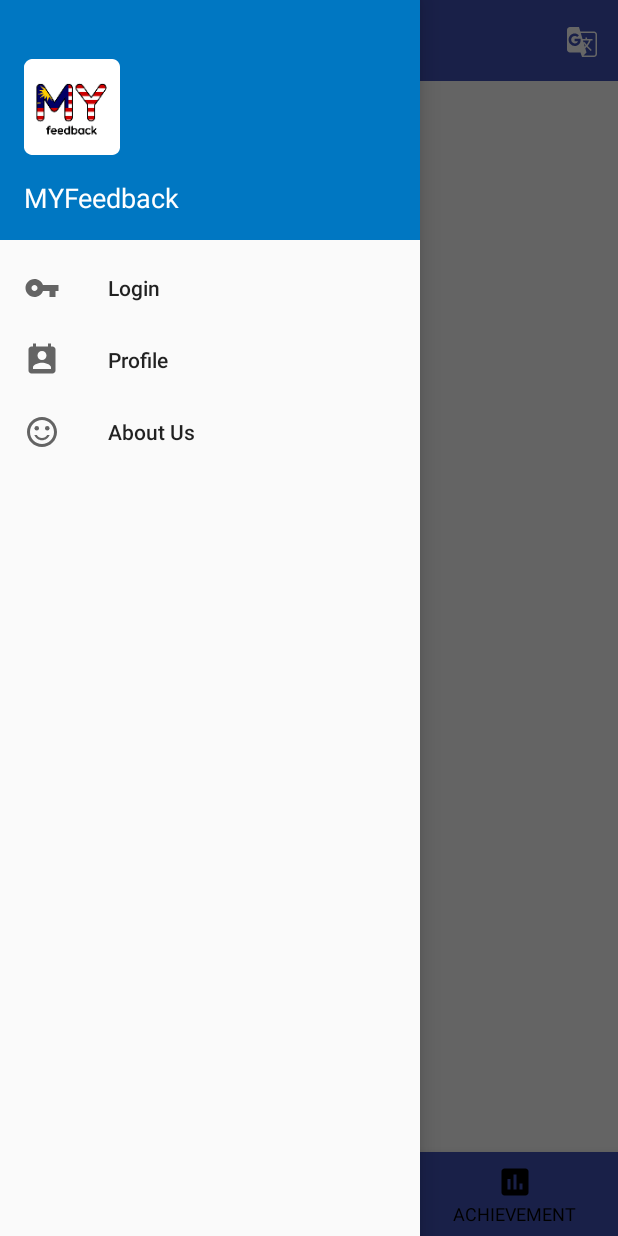
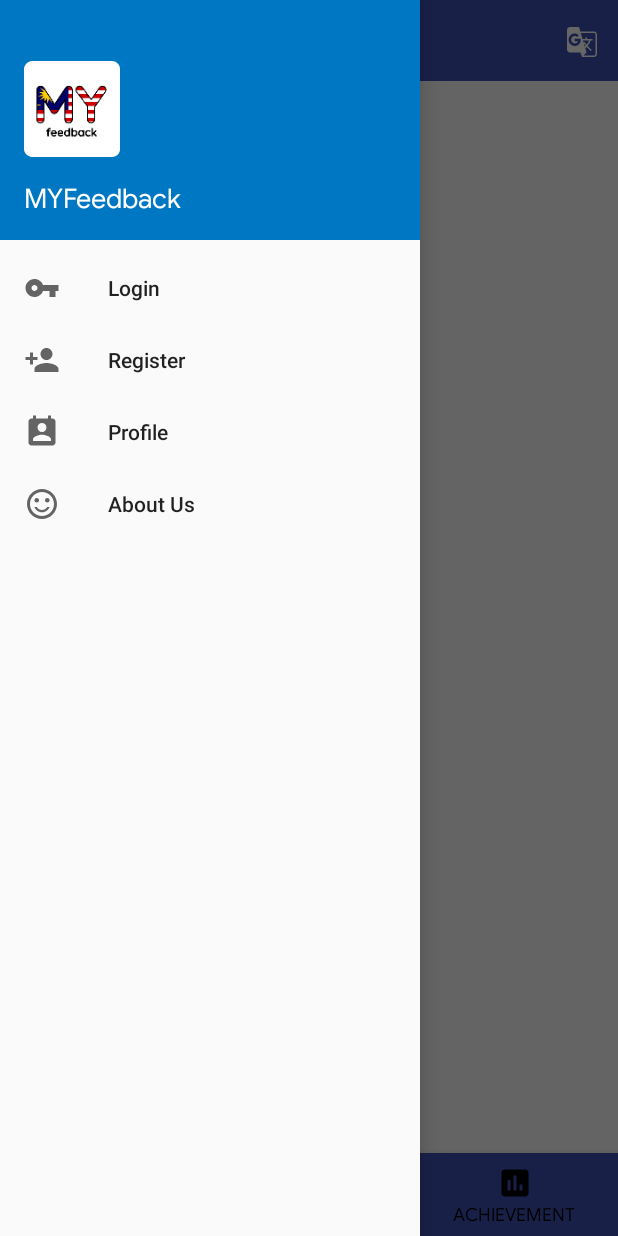
Before and after one commit to weisheng1998/MYFeedback, an Android app: the screen it shows after launch (MainActivity), with the side drawer open, on a phone screen of 412 x 824 dp. Run offline under Robolectric (Android 15) with nearby library versions, the phone set to English and light mode, and no system bars.

Commit message:
1) new menu button (register) 2) change some minor UI

```diff
--- a/app/src/main/AndroidManifest.xml
+++ b/app/src/main/AndroidManifest.xml
@@ -21,6 +21,8 @@
         <activity
             android:name=".MainActivity"
             android:launchMode="singleTop"
+            android:hardwareAccelerated="true"
+            android:screenOrientation="sensorPortrait"
             android:theme="@style/AppTheme" />
         <activity android:name=".AboutUsActivity" />
         <activity android:name=".LoginActivity" />
--- a/app/src/main/java/com/myfeedback/myfeedbackprototype/MainActivity.java
+++ b/app/src/main/java/com/myfeedback/myfeedbackprototype/MainActivity.java
@@ -5,6 +5,7 @@
 import android.content.SharedPreferences;
 import android.content.res.Configuration;
 import android.os.Build;
+import android.os.Bundle;
 import android.os.Handler;
 import android.support.annotation.NonNull;
 import android.support.constraint.ConstraintLayout;
@@ -18,10 +19,9 @@
 import android.support.v7.app.ActionBar;
 import android.support.v7.app.AlertDialog;
 import android.support.v7.app.AppCompatActivity;
-import android.os.Bundle;
+import android.support.v7.widget.Toolbar;
 import android.view.MenuItem;
 import android.view.View;
-import android.support.v7.widget.Toolbar;
 import android.view.Window;
 import android.view.WindowManager;
 
@@ -99,6 +99,10 @@
                                 launchLogin();
                                 break;
 
+                            case R.id.register:
+                                launchRegister();
+                                break;
+
                             case R.id.profile:
                                 break;
 
@@ -113,6 +117,11 @@
 
     private void launchAboutUs(){
         Intent intent = new Intent(this, AboutUsActivity.class);
+        startActivity(intent);
+    }
+
+    private void launchRegister() {
+        Intent intent = new Intent(this, RegisterActivity.class);
         startActivity(intent);
     }
 
@@ -239,6 +248,4 @@
         String langCode = preferences.getString(KEY_LANG, "en");
         return langCode;
     }
-
-
 }
--- /dev/null
+++ b/app/src/main/res/drawable/ic_person_add_black.xml
@@ -0,0 +1,9 @@
+<vector xmlns:android="http://schemas.android.com/apk/res/android"
+    android:width="24dp"
+    android:height="24dp"
+    android:viewportWidth="24.0"
+    android:viewportHeight="24.0">
+    <path
+        android:fillColor="#FF000000"
+        android:pathData="M15,12c2.21,0 4,-1.79 4,-4s-1.79,-4 -4,-4 -4,1.79 -4,4 1.79,4 4,4zM6,10L6,7L4,7v3L1,10v2h3v3h2v-3h3v-2L6,10zM15,14c-2.67,0 -8,1.34 -8,4v2h16v-2c0,-2.66 -5.33,-4 -8,-4z" />
+</vector>
--- a/app/src/main/res/layout/activity_main.xml
+++ b/app/src/main/res/layout/activity_main.xml
@@ -61,8 +61,9 @@
             <android.support.design.widget.BottomNavigationView
                 android:id="@+id/bottom_navigation"
                 android:layout_width="match_parent"
-                android:layout_height="wrap_content"
+                android:layout_height="55dp"
                 android:layout_gravity="bottom"
+                android:theme="@style/GoogleSansTextAppearance"
                 app:itemBackground="@color/primaryColor"
                 app:itemIconTint="@drawable/nav_bar_color_state"
                 app:itemTextColor="@drawable/nav_bar_color_state"
--- a/app/src/main/res/layout/nav_header.xml
+++ b/app/src/main/res/layout/nav_header.xml
@@ -1,6 +1,5 @@
 <?xml version="1.0" encoding="utf-8"?>
 <LinearLayout xmlns:android="http://schemas.android.com/apk/res/android"
-    xmlns:tools="http://schemas.android.com/tools"
     android:id="@+id/nav_header"
     android:layout_width="match_parent"
     android:layout_height="160dp"
@@ -24,8 +23,8 @@
         android:layout_width="match_parent"
         android:layout_height="wrap_content"
         android:paddingTop="16dp"
-        android:text="MYFeedback"
-        android:textAppearance="@style/TextAppearance.AppCompat.Body1"
+        android:text="@string/app_name"
+        android:textAppearance="@style/GoogleSansTextAppearance"
         android:textColor="@android:color/white"
         android:textSize="18sp" />
 </LinearLayout>
--- a/app/src/main/res/menu/nav_menu.xml
+++ b/app/src/main/res/menu/nav_menu.xml
@@ -5,6 +5,12 @@
         android:enabled="true"
         android:icon="@drawable/ic_login"
         android:title="@string/login"
+        app:showAsAction="ifRoom" />
+    <item
+        android:id="@+id/register"
+        android:enabled="true"
+        android:icon="@drawable/ic_person_add_black"
+        android:title="@string/register"
         app:showAsAction="ifRoom" />
     <item android:id="@+id/profile"
         android:enabled="true"
```
